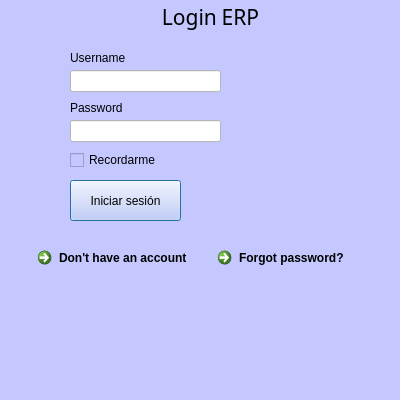
This is LoginSantiago.ui in Luzu21/interfazSantiago as Qt 5 draws it before an edit. The edited form follows.
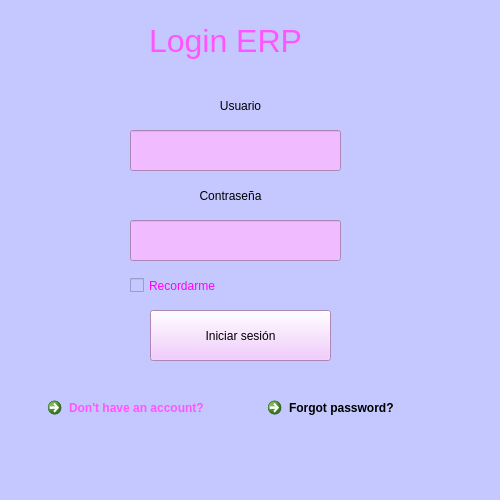
This is the edited form.

What changed in the file:
```diff
--- a/LoginSantiago.ui
+++ b/LoginSantiago.ui
@@ -9,8 +9,8 @@
    <rect>
     <x>0</x>
     <y>0</y>
-    <width>400</width>
-    <height>400</height>
+    <width>500</width>
+    <height>500</height>
    </rect>
   </property>
   <property name="sizePolicy">
@@ -21,14 +21,14 @@
   </property>
   <property name="minimumSize">
    <size>
-    <width>400</width>
-    <height>400</height>
+    <width>500</width>
+    <height>500</height>
    </size>
   </property>
   <property name="maximumSize">
    <size>
-    <width>400</width>
-    <height>400</height>
+    <width>500</width>
+    <height>500</height>
    </size>
   </property>
   <property name="baseSize">
@@ -56,9 +56,9 @@
    <widget class="QLabel" name="label">
     <property name="geometry">
      <rect>
-      <x>150</x>
-      <y>0</y>
-      <width>121</width>
+      <x>120</x>
+      <y>20</y>
+      <width>211</width>
       <height>41</height>
      </rect>
     </property>
@@ -70,8 +70,8 @@
     </property>
     <property name="font">
      <font>
-      <family>Noto Naskh Arabic</family>
-      <pointsize>16</pointsize>
+      <family>Segoe UI</family>
+      <pointsize>24</pointsize>
       <italic>false</italic>
       <bold>false</bold>
      </font>
@@ -83,8 +83,9 @@
      <bool>false</bool>
     </property>
     <property name="styleSheet">
-     <string notr="true">color: rgb(0, 0, 0);
-font: 16pt &quot;Noto Naskh Arabic&quot;;
+     <string notr="true">color: rgb(255, 85, 255);
+font: 24pt &quot;Segoe UI&quot;;
+
 
 
 </string>
@@ -102,10 +103,10 @@
    <widget class="QLineEdit" name="password">
     <property name="geometry">
      <rect>
-      <x>70</x>
-      <y>120</y>
-      <width>151</width>
-      <height>22</height>
+      <x>130</x>
+      <y>220</y>
+      <width>211</width>
+      <height>41</height>
      </rect>
     </property>
     <property name="sizePolicy">
@@ -124,7 +125,8 @@
      <bool>false</bool>
     </property>
     <property name="styleSheet">
-     <string notr="true">background-color: rgb(255, 255, 255);
+     <string notr="true">;
+background-color: rgb(240, 187, 255);
 border-color: rgb(170, 170, 255);
 </string>
     </property>
@@ -144,81 +146,60 @@
      <string notr="true"/>
     </property>
    </widget>
-   <widget class="QPushButton" name="Iniciar">
-    <property name="geometry">
-     <rect>
-      <x>70</x>
-      <y>180</y>
-      <width>111</width>
-      <height>41</height>
-     </rect>
-    </property>
-    <property name="sizePolicy">
-     <sizepolicy hsizetype="Fixed" vsizetype="Fixed">
-      <horstretch>0</horstretch>
-      <verstretch>0</verstretch>
-     </sizepolicy>
-    </property>
-    <property name="cursor">
-     <cursorShape>WaitCursor</cursorShape>
-    </property>
-    <property name="styleSheet">
-     <string notr="true">border-color: rgb(170, 170, 255);</string>
-    </property>
-    <property name="text">
-     <string>Iniciar sesión</string>
-    </property>
-    <property name="checkable">
-     <bool>false</bool>
-    </property>
-    <property name="autoDefault">
-     <bool>false</bool>
-    </property>
-    <property name="default">
-     <bool>true</bool>
-    </property>
-    <property name="flat">
-     <bool>false</bool>
-    </property>
-   </widget>
    <widget class="QLabel" name="Username">
     <property name="geometry">
      <rect>
-      <x>70</x>
-      <y>50</y>
-      <width>101</width>
-      <height>16</height>
+      <x>170</x>
+      <y>90</y>
+      <width>141</width>
+      <height>31</height>
      </rect>
     </property>
+    <property name="styleSheet">
+     <string notr="true">font: 20pt &quot;Segoe UI&quot;;</string>
+    </property>
     <property name="text">
-     <string>Username</string>
+     <string>Usuario</string>
+    </property>
+    <property name="alignment">
+     <set>Qt::AlignmentFlag::AlignCenter</set>
     </property>
    </widget>
    <widget class="QLabel" name="password2">
     <property name="geometry">
      <rect>
-      <x>70</x>
-      <y>100</y>
-      <width>101</width>
-      <height>16</height>
+      <x>160</x>
+      <y>180</y>
+      <width>141</width>
+      <height>31</height>
      </rect>
     </property>
+    <property name="styleSheet">
+     <string notr="true">font: 20pt &quot;Segoe UI&quot;;</string>
+    </property>
     <property name="text">
-     <string>Password</string>
+     <string>Contraseña</string>
+    </property>
+    <property name="alignment">
+     <set>Qt::AlignmentFlag::AlignCenter</set>
     </property>
    </widget>
    <widget class="QCheckBox" name="checkBox">
     <property name="geometry">
      <rect>
-      <x>70</x>
-      <y>150</y>
-      <width>101</width>
-      <height>20</height>
+      <x>130</x>
+      <y>270</y>
+      <width>131</width>
+      <height>31</height>
      </rect>
     </property>
     <property name="cursor">
      <cursorShape>CrossCursor</cursorShape>
     </property>
+    <property name="styleSheet">
+     <string notr="true">font: 12pt &quot;Segoe UI&quot;;
+color: rgb(255, 0, 255);</string>
+    </property>
     <property name="text">
      <string>Recordarme</string>
     </property>
@@ -229,14 +210,15 @@
     </property>
     <property name="geometry">
      <rect>
-      <x>30</x>
-      <y>240</y>
-      <width>161</width>
+      <x>40</x>
+      <y>390</y>
+      <width>201</width>
       <height>41</height>
      </rect>
     </property>
     <property name="styleSheet">
-     <string notr="true">color: rgb(0, 0, 0);</string>
+     <string notr="true">color: rgb(255, 85, 255);
+font: 12pt &quot;Segoe UI&quot;;</string>
     </property>
     <property name="text">
      <string>Don't have an account?</string>
@@ -248,12 +230,15 @@
     </property>
     <property name="geometry">
      <rect>
-      <x>210</x>
-      <y>240</y>
-      <width>151</width>
+      <x>260</x>
+      <y>390</y>
+      <width>191</width>
       <height>41</height>
      </rect>
     </property>
+    <property name="styleSheet">
+     <string notr="true">font: 12pt &quot;Segoe UI&quot;;</string>
+    </property>
     <property name="text">
      <string>Forgot password?</string>
     </property>
@@ -261,10 +246,10 @@
    <widget class="QLineEdit" name="Usuario">
     <property name="geometry">
      <rect>
-      <x>70</x>
-      <y>70</y>
-      <width>151</width>
-      <height>22</height>
+      <x>130</x>
+      <y>130</y>
+      <width>211</width>
+      <height>41</height>
      </rect>
     </property>
     <property name="sizePolicy">
@@ -283,7 +268,7 @@
      <bool>false</bool>
     </property>
     <property name="styleSheet">
-     <string notr="true">background-color: rgb(255, 255, 255);
+     <string notr="true">background-color: rgb(240, 187, 255);
 border-color: rgb(170, 170, 255);
 </string>
     </property>
@@ -303,6 +288,26 @@
      <string notr="true"/>
     </property>
    </widget>
+   <widget class="QPushButton" name="pushButton">
+    <property name="geometry">
+     <rect>
+      <x>150</x>
+      <y>310</y>
+      <width>181</width>
+      <height>51</height>
+     </rect>
+    </property>
+    <property name="cursor">
+     <cursorShape>OpenHandCursor</cursorShape>
+    </property>
+    <property name="styleSheet">
+     <string notr="true">background-color:rgb(240, 187, 255);
+font: 20pt &quot;Segoe UI&quot;;</string>
+    </property>
+    <property name="text">
+     <string>Iniciar sesión</string>
+    </property>
+   </widget>
   </widget>
   <widget class="QMenuBar" name="menubar">
    <property name="geometry">
```
Left out of the diff: 2 changed lines with no effect on the pictures.
